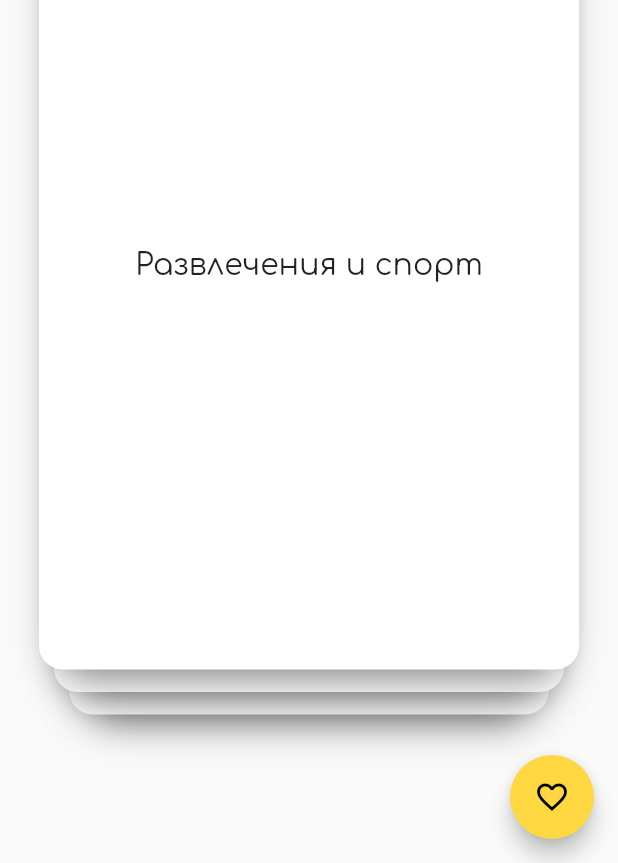
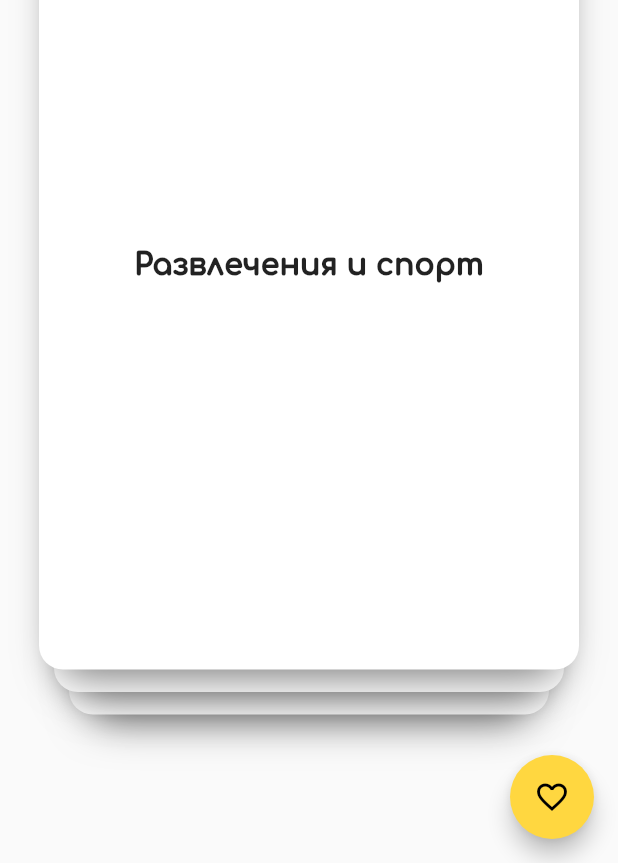
Before and after one commit to tieorange/avocado_questions, a Flutter app: the screen it shows after launch, on a phone screen of 412 x 824 dp. Shown: the part 373-1236 px from the top of the screen. Run offline on Flutter 3.47's test engine with Material 2 defaults, Android fonts, the phone set to English and light mode, and no system bars; drawn by our look-alikes of tcard; our stand-ins replace google_fonts.

Commit message:
More styling

```diff
--- a/lib/presentation/tinder_cards/TinderCardsPage.dart
+++ b/lib/presentation/tinder_cards/TinderCardsPage.dart
@@ -14,7 +14,8 @@ class _TinderCardsPageState extends State<TinderCardsPage> {
       padding: const EdgeInsets.all(25.0),
       child: Text(
         data.questionContent,
-        style: TextStyle(fontSize: 20),
+        style: TextStyle(
+            fontSize: 20, fontWeight: FontWeight.w900),
       ),
     ));
   }
--- a/pubspec.yaml
+++ b/pubspec.yaml
@@ -34,6 +34,7 @@ dependencies:
   cupertino_icons: ^1.0.2
   google_fonts: ^2.0.0
   tcard: ^1.3.5
+  auto_size_text_pk: ^3.0.0
 
 dev_dependencies:
   flutter_test:
```
Also changed, not shown: pubspec.lock.
